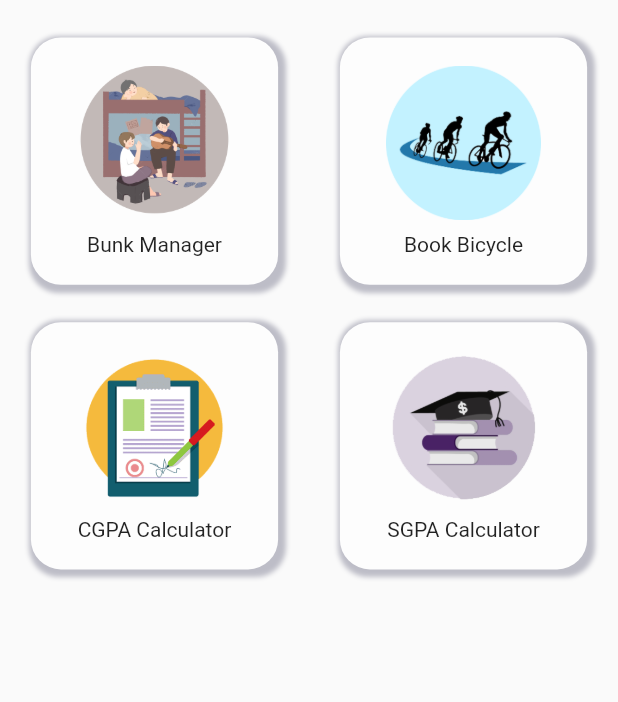
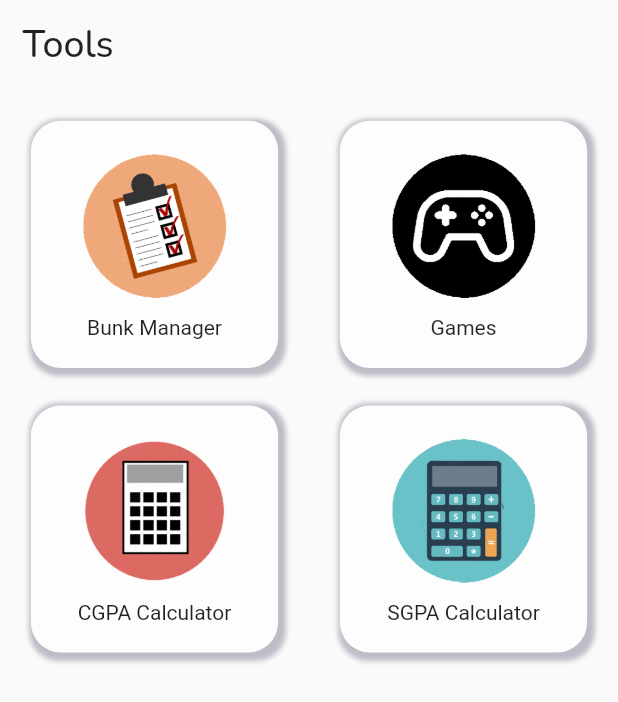
Before and after one commit to arunima-s/gecw-app, a Flutter app: the ToolSScreen screen opened directly, on a phone screen of 412 x 824 dp. Shown: the top 702 px of the screen. Run offline on Flutter 3.47's test engine with Material 2 defaults, Android fonts, the phone set to English and light mode, and no system bars; drawn by our look-alikes of auto_size_text; our stand-ins replace cached_network_image, card_swiper, firebase_auth, firebase_core, firebase_database, firebase_messaging and 9 more; missing offline and left inert: maps_launcher, web_scraper; accounts and stored records are empty.

Commit message:
Tools and tabbar fix.

```diff
--- a/gecwapp/lib/screens/Tools/tools-screen.dart
+++ b/gecwapp/lib/screens/Tools/tools-screen.dart
@@ -1,4 +1,6 @@
+import 'package:auto_size_text/auto_size_text.dart';
 import 'package:flutter/material.dart';
+import 'package:gecwapp/Utilities/popup_messages.dart';
 import 'package:gecwapp/screens/Tools/bunk-manager-screen.dart';
 import 'package:gecwapp/screens/Tools/cgpa-calculator.dart';
 import 'package:gecwapp/screens/Tools/sgpa-calculator.dart';
@@ -15,6 +17,22 @@ class ToolSScreen extends StatelessWidget {
         shrinkWrap: true,
         physics: ClampingScrollPhysics(),
         children: [
+          SizedBox(
+            height: MediaQuery.of(context).size.height * 0.01,
+          ),
+          Padding(
+            padding: const EdgeInsets.fromLTRB(15, 5, 0, 0),
+            child: AutoSizeText(
+              "Tools",
+              style: TextStyle(
+                  fontFamily: 'Nunito',
+                  fontSize: 25,
+                  fontWeight: FontWeight.w500),
+            ),
+          ),
+          SizedBox(
+            height: MediaQuery.of(context).size.height * 0.01,
+          ),
           Row(
             mainAxisAlignment: MainAxisAlignment.spaceAround,
             children: [
@@ -23,9 +41,13 @@ class ToolSScreen extends StatelessWidget {
                         Navigator.of(context).push(MaterialPageRoute(
                             builder: (context) => BunkManagerScreen()))
                       },
-                  child: StudyMenuItem(
-                      "assets/images/hostel.png", "Bunk Manager")),
-              StudyMenuItem("assets/images/bicycle.png", "Book Bicycle"),
+                  child:
+                      StudyMenuItem("assets/images/bunk.png", "Bunk Manager")),
+              GestureDetector(
+                  onTap: () {
+                    Messages.displayMessage(context, "Feature coming soon....");
+                  },
+                  child: StudyMenuItem("assets/images/games.png", "Games")),
             ],
           ),
           Row(
@@ -42,10 +64,10 @@ class ToolSScreen extends StatelessWidget {
                         builder: (context) => CGPACalculator());
                   },
                   child: StudyMenuItem(
-                      "assets/images/syllabus.png", "CGPA Calculator")),
+                      "assets/images/cgpa.png", "CGPA Calculator")),
               GestureDetector(
-                child: StudyMenuItem(
-                    "assets/images/scholarship.png", "SGPA Calculator"),
+                child:
+                    StudyMenuItem("assets/images/sgpa.png", "SGPA Calculator"),
                 onTap: () => {
                   showDialog(
                       context: context, builder: (context) => SGPACalculator())
```
Also changed, not shown: gecwapp/lib/customWidgets/tabbarMenu.dart (+6 -5 lines), gecwapp/lib/screens/homeScreen.dart (+4 -3 lines), gecwapp/lib/screens/studyMaterialScreen.dart (+21 -14 lines), gecwapp/assets/images/bunk.png (added), gecwapp/assets/images/cgpa.png (added), gecwapp/assets/images/games.png (added), gecwapp/assets/images/sgpa.png (added).
